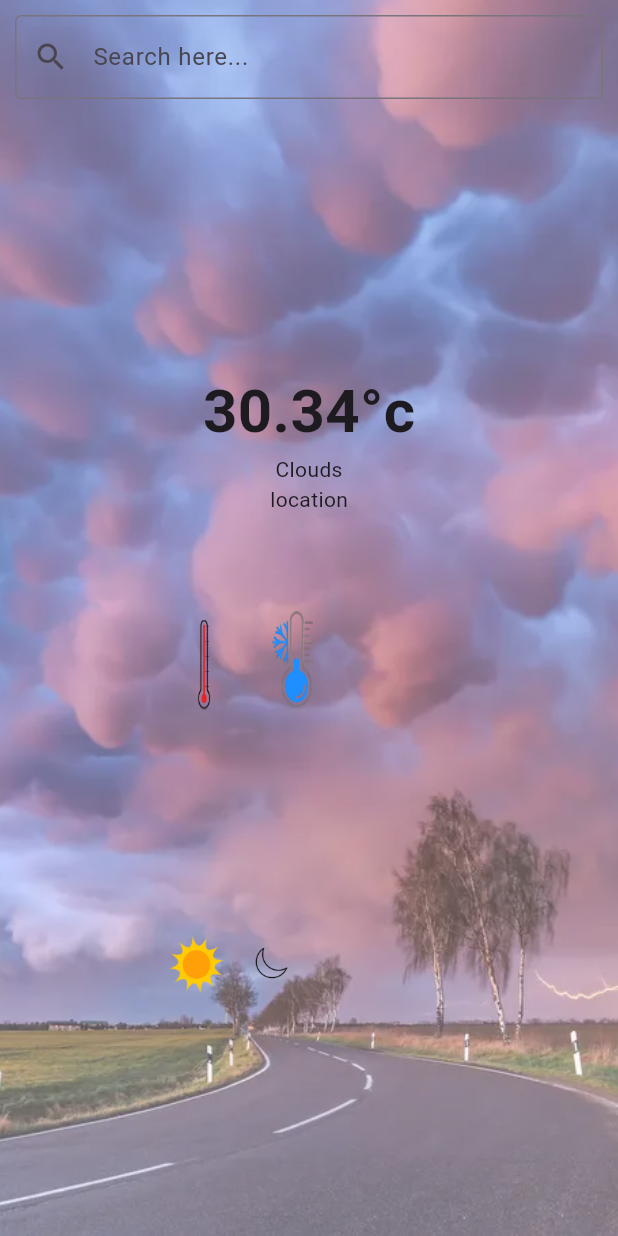
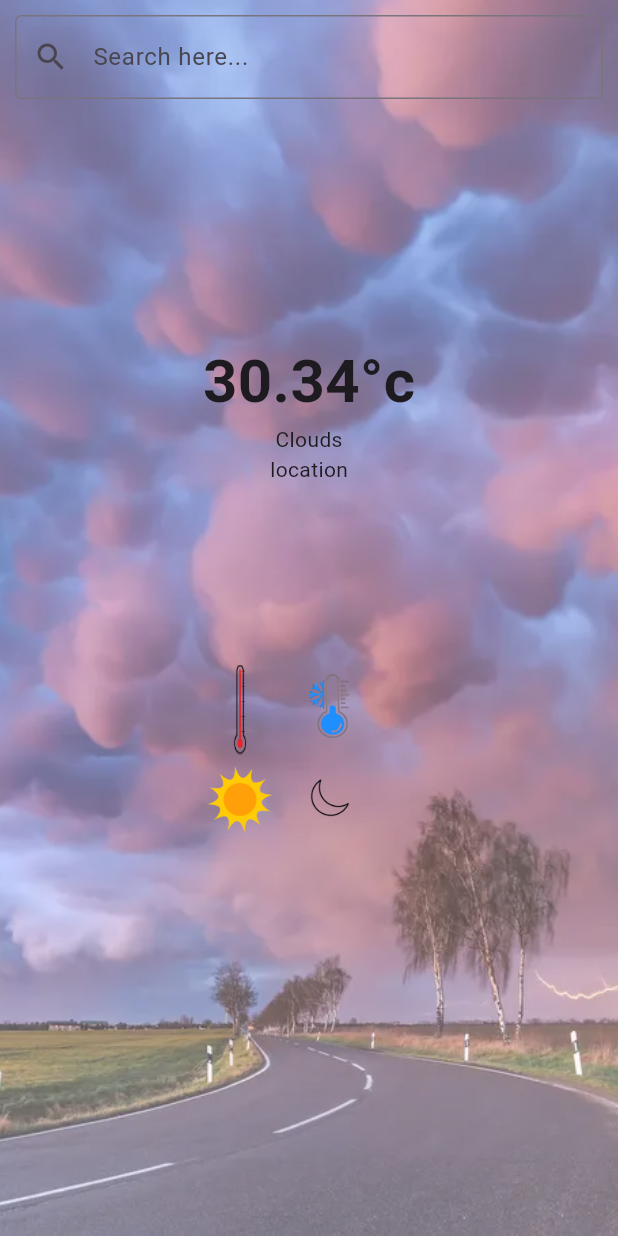
Before and after one commit to Ayishamarva7998/API_WeatherApp, a Flutter app: the screen it shows after launch, on a phone screen of 412 x 824 dp. Run offline on Flutter 3.47's test engine with Material 3 defaults, Android fonts, the phone set to English and light mode, and no system bars.

Commit message:
ui completed

```diff
--- a/lib/view/home.dart
+++ b/lib/view/home.dart
@@ -30,7 +30,7 @@ class Home extends StatelessWidget {
                           onPressed: () {}, icon: const Icon(Icons.search))),
                 ),
                 const Padding(
-                  padding: EdgeInsets.only(top: 180),
+                  padding: EdgeInsets.only(top: 160),
                   child: Text(
                     "30.34\u00b0c",
                     style: TextStyle(fontSize: 40, fontWeight: FontWeight.bold),
@@ -38,45 +38,53 @@ class Home extends StatelessWidget {
                 ),
                 const Text('Clouds'),
                 const Text("location"),
-                Padding(
-                  padding: const EdgeInsets.only(left: 60,right: 60),
-                  child: SizedBox(height: 200,
-                  width: 200,
-
-                  child: Row(children: [
+                SizedBox(
+                  height: 400,
+                  width: 400,
+                  child: Padding(
+                    padding: const EdgeInsets.all(120),
+                    child: Column(
+                      children: [
+                        Row(
+                          children: [
                             SizedBox(
                               height: 60,
                               width: 60,
-                    child: Image.asset("assets/hot-PhotoRoom.png-PhotoRoom.png",fit: BoxFit.fill,),
+                              child: Image.asset(
+                                "assets/hot-PhotoRoom.png-PhotoRoom.png",
+                                fit: BoxFit.fill,
+                              ),
                             ),
                             SizedBox(
-                    height: 90,
+                              height: 60,
                               width: 60,
-                    child: Image.asset("assets/cold-PhotoRoom.png-PhotoRoom.png",fit: BoxFit.fill,),
-                   )
-
-                  ],)),
+                              child: Image.asset(
+                                "assets/cold-PhotoRoom.png-PhotoRoom.png",
+                                fit: BoxFit.fill,
+                              ),
+                            ),
+                          ],
+                        ),
+                        Row(
+                          children: [
+                            SizedBox(
+                              height: 60,
+                              width: 60,
+                              child: Image.asset(
+                                  "assets/sun-PhotoRoom.png-PhotoRoom.png"),
                             ),
                             SizedBox(
-                  height: 200,
-                  width: 200,
-                  child: Row(
-                    children: [
-                     SizedBox(
-                      height: 50,
-                      width: 50,
-                      child: Image.asset("assets/sun-PhotoRoom.png-PhotoRoom.png",fit: BoxFit.fill,),
+                              height: 60,
+                              width: 60,
+                              child: Image.asset(
+                                  "assets/moon-PhotoRoom.png-PhotoRoom.png"),
                             ),
-                           SizedBox(
-                      height: 50,
-                      width: 50,
-                      child: Image.asset("assets/moon-PhotoRoom.png-PhotoRoom.png",fit: BoxFit.fill,),
+                          ],
                         )
                       ],
                     ),
                   ),
-
-
+                ),
               ],
             ),
           ),
```
Lines whose indentation alone changed are shown as unchanged.
